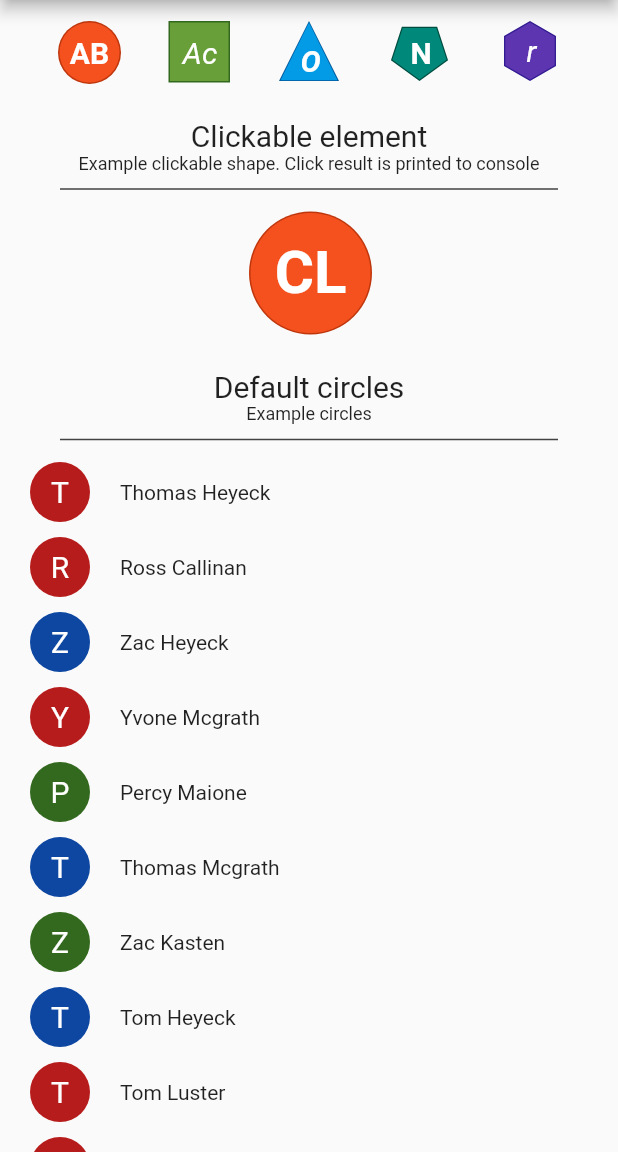
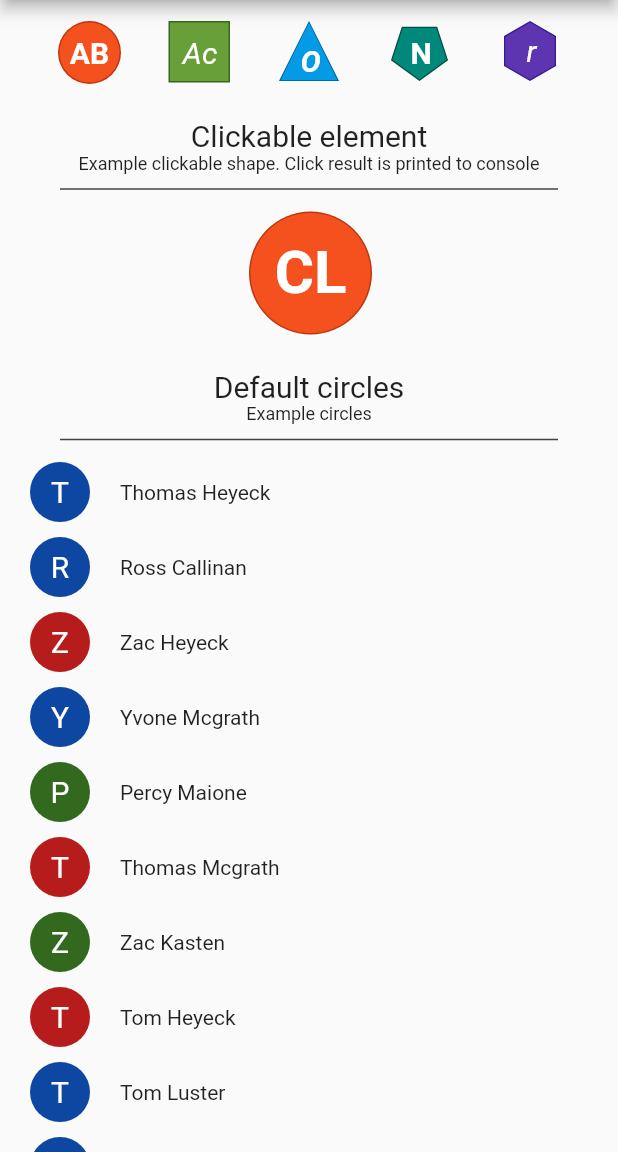
Before and after one commit to jhomlala/roundedletter, a Flutter app: the screen it shows after launch, scrolled down 576 dp, on a phone screen of 412 x 824 dp, the part 84-1236 px from its top. Run offline on Flutter 3.47's test engine with Material 2 defaults, Android fonts, the phone set to English and light mode, and no system bars.

Commit message:
0.0.7 release

```diff
--- a/lib/color_helper.dart
+++ b/lib/color_helper.dart
@@ -6,7 +6,7 @@ class ColorHelper{
   static const Color defaultFontColor = white;
   static const Color white = Color.fromARGB(255, 255, 255, 255);
   static const Color transparent = Color.fromARGB(0,0,0,0);
-  static const Color red = Color.fromARGB(255, 13, 71, 161);
+  static const Color red = Color.fromARGB(255, 183, 28, 28);
   static const Color green = Color.fromARGB(255, 51, 105, 30);
-  static const Color blue = Color.fromARGB(255, 183, 28, 28);
+  static const Color blue = Color.fromARGB(255, 13, 71, 161);
 }
```
Also changed, not shown: pubspec.lock, 2 other files.
